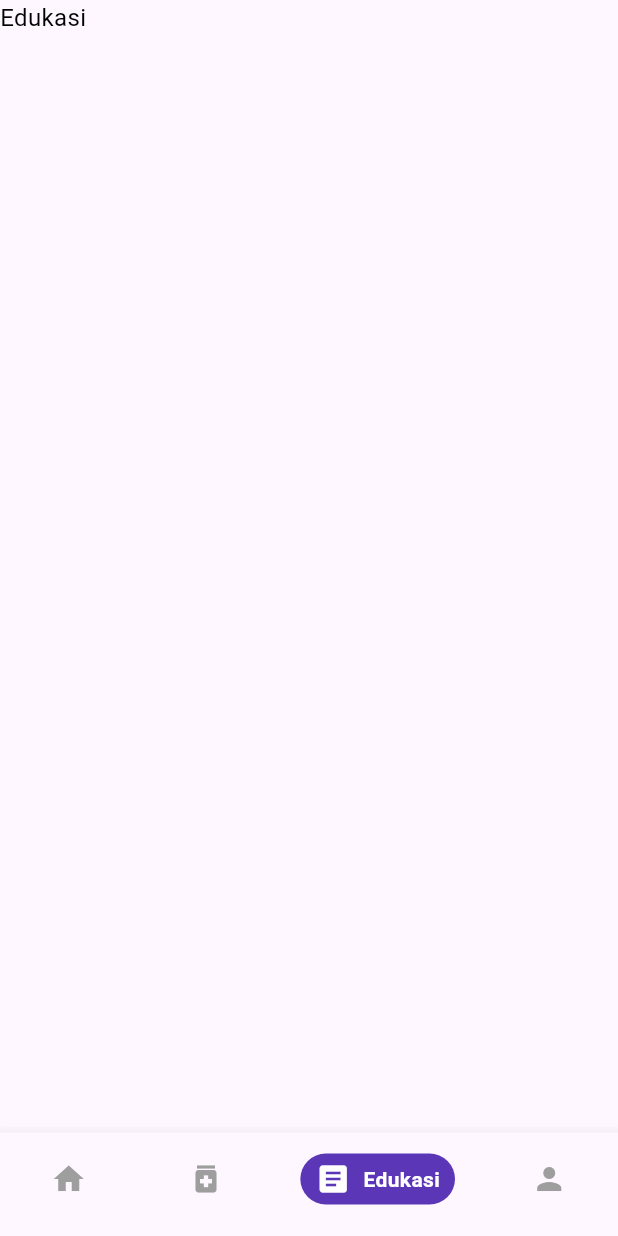
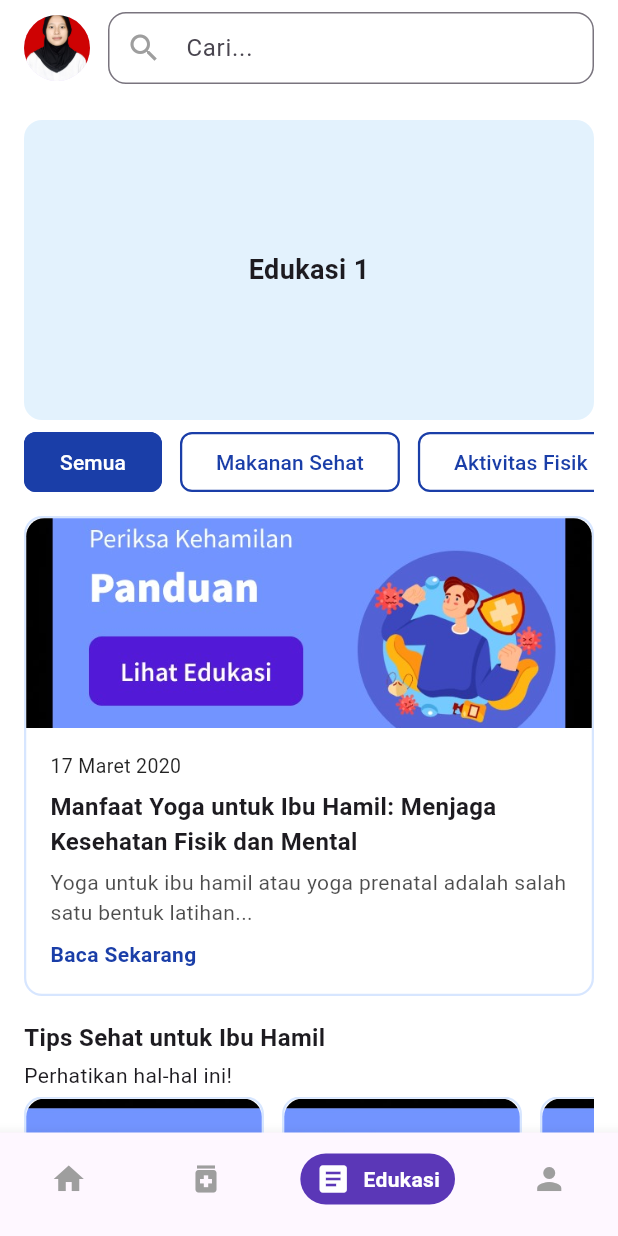
Before and after one commit to Mafirrr/Mobile_Posyandu, a Flutter app: the NavAnggotaScreen screen opened directly, item 3 of the bottom bar chosen, on a phone screen of 412 x 824 dp. Run offline on Flutter 3.47's test engine with Material 3 defaults, Android fonts, the phone set to English and light mode, and no system bars; our stand-ins replace dio, firebase_auth, firebase_core, fl_chart, google_fonts, shared_preferences; accounts and stored records are empty; network calls fail.

Commit message:
add feat edukasi

```diff
--- /dev/null
+++ b/lib/screens/Edukasi/Edukasi.dart
@@ -0,0 +1,286 @@
+import 'package:flutter/material.dart';
+
+void main() => runApp(const Edukasi());
+
+class Edukasi extends StatelessWidget {
+  const Edukasi({super.key});
+
+  @override
+  Widget build(BuildContext context) {
+    return const MaterialApp(
+      title: 'Edukasi Ibu Hamil',
+      home: EdukasiHomePage(),
+    );
+  }
+}
+
+class EdukasiHomePage extends StatelessWidget {
+  const EdukasiHomePage({super.key});
+
+  @override
+  Widget build(BuildContext context) {
+    final PageController _pageController = PageController();
+
+    return Scaffold(
+      backgroundColor: Colors.white,
+      body: SafeArea(
+        child: SingleChildScrollView(
+          child: Column(
+            children: [
+              const HeaderSearch(),
+              const SizedBox(height: 16),
+              SizedBox(
+                height: 200,
+                child: PageView.builder(
+                  controller: _pageController,
+                  itemCount: 4,
+                  itemBuilder: (context, index) {
+                    return EdukasiCard(index: index);
+                  },
+                ),
+              ),
+              const SizedBox(height: 8),
+              const CategoryButtons(),
+              const LatestArticleCard(),
+              const TipsSection(),
+              const SizedBox(height: 80), // Space for bottom nav
+            ],
+          ),
+        ),
+      ),
+    );
+  }
+}
+
+class HeaderSearch extends StatelessWidget {
+  const HeaderSearch({super.key});
+
+  @override
+  Widget build(BuildContext context) {
+    return Padding(
+      padding: const EdgeInsets.symmetric(horizontal: 16, vertical: 8),
+      child: Row(
+        children: [
+          const CircleAvatar(
+            radius: 22,
+            backgroundImage: AssetImage(
+              'assets/images/picture.jpg',
+            ),
+          ),
+          const SizedBox(width: 12),
+          Expanded(
+            child: TextField(
+              decoration: InputDecoration(
+                hintText: 'Cari...',
+                prefixIcon: const Icon(Icons.search, color: Colors.grey),
+                contentPadding: const EdgeInsets.symmetric(vertical: 0),
+                border: OutlineInputBorder(
+                  borderRadius: BorderRadius.circular(12),
+                  borderSide: BorderSide(color: Colors.grey.shade300, width: 1.5),
+                ),
+              ),
+            ),
+          ),
+        ],
+      ),
+    );
+  }
+}
+
+class EdukasiCard extends StatelessWidget {
+  final int index;
+  const EdukasiCard({super.key, required this.index});
+
+  @override
+  Widget build(BuildContext context) {
+    return Padding(
+      padding: const EdgeInsets.symmetric(horizontal: 16),
+      child: Container(
+        decoration: BoxDecoration(
+          color: const Color(0xFFE3F2FD),
+          borderRadius: BorderRadius.circular(12),
+        ),
+        child: Center(
+          child: Text(
+            'Edukasi ${index + 1}',
+            style: const TextStyle(fontSize: 18, fontWeight: FontWeight.w600),
+          ),
+        ),
+      ),
+    );
+  }
+}
+
+class CategoryButtons extends StatelessWidget {
+  const CategoryButtons({super.key});
+
+  final List<String> categories = const [
+    "Semua",
+    "Makanan Sehat",
+    "Aktivitas Fisik",
+    "Perawatan",
+  ];
+
+  @override
+  Widget build(BuildContext context) {
+    return Container(
+      height: 40,
+      padding: const EdgeInsets.symmetric(horizontal: 16),
+      child: ListView.separated(
+        scrollDirection: Axis.horizontal,
+        itemCount: categories.length,
+        separatorBuilder: (_, __) => const SizedBox(width: 12),
+        itemBuilder: (context, index) {
+          final isActive = index == 0;
+          return OutlinedButton(
+            onPressed: () {},
+            style: OutlinedButton.styleFrom(
+              backgroundColor: isActive ? const Color(0xFF1a3ea8) : Colors.white,
+              side: const BorderSide(color: Color(0xFF1a3ea8), width: 1.5),
+              shape: RoundedRectangleBorder(
+                borderRadius: BorderRadius.circular(8),
+              ),
+            ),
+            child: Text(
+              categories[index],
+              style: TextStyle(
+                color: isActive ? Colors.white : const Color(0xFF1a3ea8),
+                fontWeight: FontWeight.w500,
+              ),
+            ),
+          );
+        },
+      ),
+    );
+  }
+}
+
+class LatestArticleCard extends StatelessWidget {
+  const LatestArticleCard({super.key});
+
+  @override
+  Widget build(BuildContext context) {
+    return Container(
+      margin: const EdgeInsets.all(16),
+      decoration: BoxDecoration(
+        border: Border.all(color: const Color(0xFFD7E6FF), width: 1.5),
+        borderRadius: BorderRadius.circular(12),
+      ),
+      child: Column(
+        children: [
+          ClipRRect(
+            borderRadius: const BorderRadius.vertical(top: Radius.circular(12)),
+            child: Image.asset(
+              'assets/images/Edu.jpg',
+              height: 140,
+              width: double.infinity,
+              fit: BoxFit.cover,
+            ),
+          ),
+          Padding(
+            padding: const EdgeInsets.all(16),
+            child: Column(
+              crossAxisAlignment: CrossAxisAlignment.start,
+              children: [
+                const Text('17 Maret 2020', style: TextStyle(fontSize: 13, color: Colors.black87)),
+                const SizedBox(height: 6),
+                const Text(
+                  'Manfaat Yoga untuk Ibu Hamil: Menjaga Kesehatan Fisik dan Mental',
+                  style: TextStyle(fontSize: 16, fontWeight: FontWeight.w600),
+                ),
+                const SizedBox(height: 6),
+                Text(
+                  'Yoga untuk ibu hamil atau yoga prenatal adalah salah satu bentuk latihan...',
+                  style: TextStyle(fontSize: 14, color: Colors.black.withOpacity(0.7)),
+                ),
+                const SizedBox(height: 8),
+                const Text(
+                  'Baca Sekarang',
+                  style: TextStyle(color: Color(0xFF1a3ea8), fontWeight: FontWeight.w600),
+                ),
+              ],
+            ),
+          ),
+        ],
+      ),
+    );
+  }
+}
+
+class TipsSection extends StatelessWidget {
+  const TipsSection({super.key});
+
+  final List<Map<String, String>> tips = const [
+    {
+      'image': 'assets/images/Edu.jpg',
+      'title': 'Porsi Makan dan Minum',
+    },
+    {
+      'image': 'assets/images/Edu.jpg',
+      'title': 'Pentingnya Pemeriksaan',
+    },
+    {
+      'image': 'assets/images/Edu.jpg',
+      'title': 'Tanda-Tanda Kehamilan',
+    },
+  ];
+
+  @override
+  Widget build(BuildContext context) {
+    return Column(
+      crossAxisAlignment: CrossAxisAlignment.start,
+      children: [
+        const Padding(
+          padding: EdgeInsets.symmetric(horizontal: 16),
+          child: Text(
+            'Tips Sehat untuk Ibu Hamil',
+            style: TextStyle(fontSize: 16, fontWeight: FontWeight.w600),
+          ),
+        ),
+        const Padding(
+          padding: EdgeInsets.symmetric(horizontal: 16, vertical: 4),
+          child: Text('Perhatikan hal-hal ini!', style: TextStyle(fontSize: 14)),
+        ),
+        Container(
+          height: 180,
+          padding: const EdgeInsets.symmetric(horizontal: 16),
+          child: ListView.separated(
+            scrollDirection: Axis.horizontal,
+            itemCount: tips.length,
+            separatorBuilder: (_, __) => const SizedBox(width: 12),
+            itemBuilder: (context, index) {
+              return Container(
+                width: 160,
+                decoration: BoxDecoration(
+                  border: Border.all(color: const Color(0xFFD7E6FF), width: 1.5),
+                  borderRadius: BorderRadius.circular(12),
+                ),
+                child: Column(
+                  children: [
+                    ClipRRect(
+                      borderRadius: const BorderRadius.vertical(top: Radius.circular(12)),
+                      child: Image.asset(
+                        tips[index]['image']!,
+                        height: 120,
+                        width: 160,
+                        fit: BoxFit.cover,
+                      ),
+                    ),
+                    Padding(
+                      padding: const EdgeInsets.all(8),
+                      child: Text(
+                        tips[index]['title']!,
+                        style: const TextStyle(fontWeight: FontWeight.w600, fontSize: 14),
+                        textAlign: TextAlign.center,
+                      ),
+                    ),
+                  ],
+                ),
+              );
+            },
+          ),
+        ),
+      ],
+    );
+  }
+}
--- a/lib/screens/navigation/navAnggota_screen.dart
+++ b/lib/screens/navigation/navAnggota_screen.dart
@@ -1,4 +1,5 @@
 import 'package:flutter/material.dart';
+import 'package:posyandu_mob/screens/Edukasi/Edukasi.dart';
 import 'package:posyandu_mob/screens/profil/ProfilScreen.dart';
 import 'package:posyandu_mob/widgets/custom_text.dart';
 import 'package:posyandu_mob/screens/dashboard/dashboard_screen.dart';
@@ -28,7 +29,7 @@ class _NavAnggotaScreenState extends State<NavAnggotaScreen> {
       case 1:
         return CustomText(text: "Pemeriksaan");
       case 2:
-        return CustomText(text: "Edukasi");
+        return Edukasi();
       case 3:
         return const ProfilScreen();
       default:
--- a/pubspec.yaml
+++ b/pubspec.yaml
@@ -44,6 +44,7 @@ dependencies:
   provider: ^6.1.2
   shared_preferences: ^2.5.2
   fl_chart: ^0.64.0
+  google_fonts: ^6.1.0
 
 
 dev_dependencies:
```
Also changed, not shown: lib/core/models/Artikels.dart (added, +22 -0 lines), lib/screens/Edukasi/Detail_Edukasi.dart (added, +167 -0 lines), lib/screens/Edukasi/EdukasiCard.dart (added, +32 -0 lines), pubspec.lock, 1 other file.
